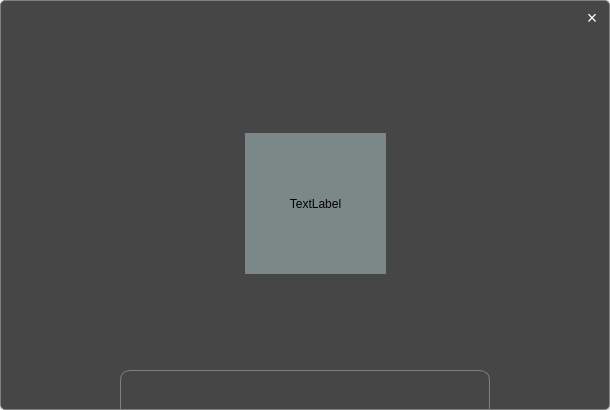
Above: picviewerwindow.ui from BLumia/LightPicViewer before the change. Below: the same form after it.
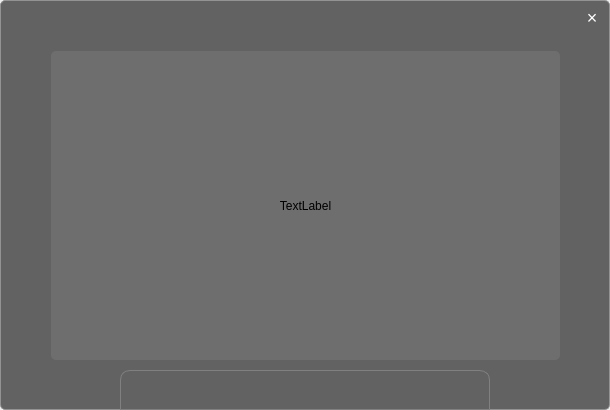
That is the form after the change. Icons and pictures are not drawn.

Commit message: test scrollArea and spacer to place viewerLabel

What changed in the file:
```diff
--- a/picviewerwindow.ui
+++ b/picviewerwindow.ui
@@ -78,34 +78,6 @@
      <string>×</string>
     </property>
    </widget>
-   <widget class="QLabel" name="viewerLabel">
-    <property name="enabled">
-     <bool>true</bool>
-    </property>
-    <property name="geometry">
-     <rect>
-      <x>245</x>
-      <y>133</y>
-      <width>141</width>
-      <height>141</height>
-     </rect>
-    </property>
-    <property name="sizePolicy">
-     <sizepolicy hsizetype="Expanding" vsizetype="Expanding">
-      <horstretch>100</horstretch>
-      <verstretch>100</verstretch>
-     </sizepolicy>
-    </property>
-    <property name="autoFillBackground">
-     <bool>false</bool>
-    </property>
-    <property name="text">
-     <string>TextLabel</string>
-    </property>
-    <property name="alignment">
-     <set>Qt::AlignCenter</set>
-    </property>
-   </widget>
    <widget class="QGroupBox" name="optionPanel">
     <property name="geometry">
      <rect>
@@ -194,7 +166,116 @@
      </property>
     </widget>
    </widget>
-   <zorder>viewerLabel</zorder>
+   <widget class="QScrollArea" name="picScrollArea">
+    <property name="geometry">
+     <rect>
+      <x>0</x>
+      <y>0</y>
+      <width>611</width>
+      <height>411</height>
+     </rect>
+    </property>
+    <property name="styleSheet">
+     <string notr="true">background-color: rgba(255, 255, 255, 20);
+border-radius:5px;</string>
+    </property>
+    <property name="widgetResizable">
+     <bool>true</bool>
+    </property>
+    <widget class="QWidget" name="scrollAreaWidgetContents">
+     <property name="geometry">
+      <rect>
+       <x>0</x>
+       <y>0</y>
+       <width>611</width>
+       <height>411</height>
+      </rect>
+     </property>
+     <layout class="QGridLayout" name="gridLayout">
+      <item row="1" column="2">
+       <spacer name="horizontalSpacer">
+        <property name="orientation">
+         <enum>Qt::Horizontal</enum>
+        </property>
+        <property name="sizeHint" stdset="0">
+         <size>
+          <width>40</width>
+          <height>20</height>
+         </size>
+        </property>
+       </spacer>
+      </item>
+      <item row="1" column="0">
+       <spacer name="horizontalSpacer_2">
+        <property name="orientation">
+         <enum>Qt::Horizontal</enum>
+        </property>
+        <property name="sizeHint" stdset="0">
+         <size>
+          <width>40</width>
+          <height>20</height>
+         </size>
+        </property>
+       </spacer>
+      </item>
+      <item row="1" column="1">
+       <widget class="QLabel" name="viewerLabel">
+        <property name="enabled">
+         <bool>true</bool>
+        </property>
+        <property name="sizePolicy">
+         <sizepolicy hsizetype="Preferred" vsizetype="Preferred">
+          <horstretch>100</horstretch>
+          <verstretch>100</verstretch>
+         </sizepolicy>
+        </property>
+        <property name="minimumSize">
+         <size>
+          <width>0</width>
+          <height>0</height>
+         </size>
+        </property>
+        <property name="autoFillBackground">
+         <bool>false</bool>
+        </property>
+        <property name="text">
+         <string>TextLabel</string>
+        </property>
+        <property name="alignment">
+         <set>Qt::AlignCenter</set>
+        </property>
+       </widget>
+      </item>
+      <item row="0" column="1">
+       <spacer name="verticalSpacer">
+        <property name="orientation">
+         <enum>Qt::Vertical</enum>
+        </property>
+        <property name="sizeHint" stdset="0">
+         <size>
+          <width>20</width>
+          <height>40</height>
+         </size>
+        </property>
+       </spacer>
+      </item>
+      <item row="2" column="1">
+       <spacer name="verticalSpacer_2">
+        <property name="orientation">
+         <enum>Qt::Vertical</enum>
+        </property>
+        <property name="sizeHint" stdset="0">
+         <size>
+          <width>20</width>
+          <height>40</height>
+         </size>
+        </property>
+       </spacer>
+      </item>
+     </layout>
+    </widget>
+   </widget>
+   <zorder>picScrollArea</zorder>
    <zorder>closeBtn</zorder>
    <zorder>optionPanel</zorder>
   </widget>
```
